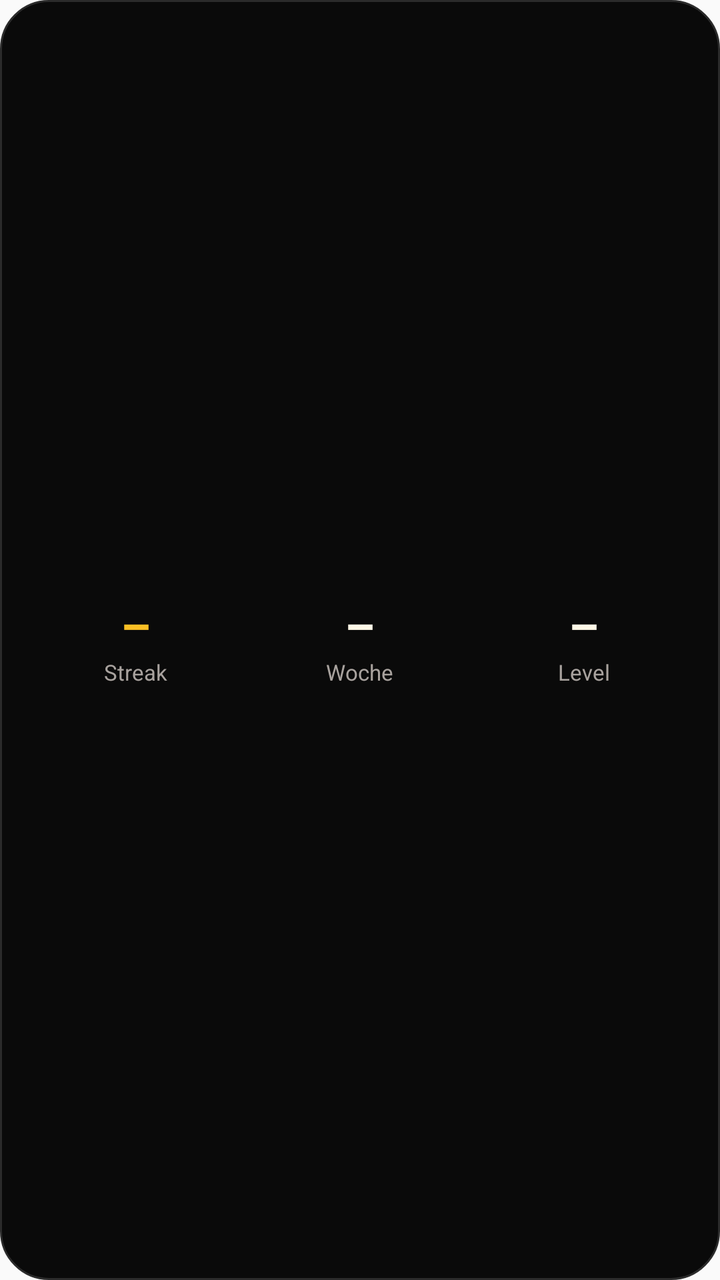
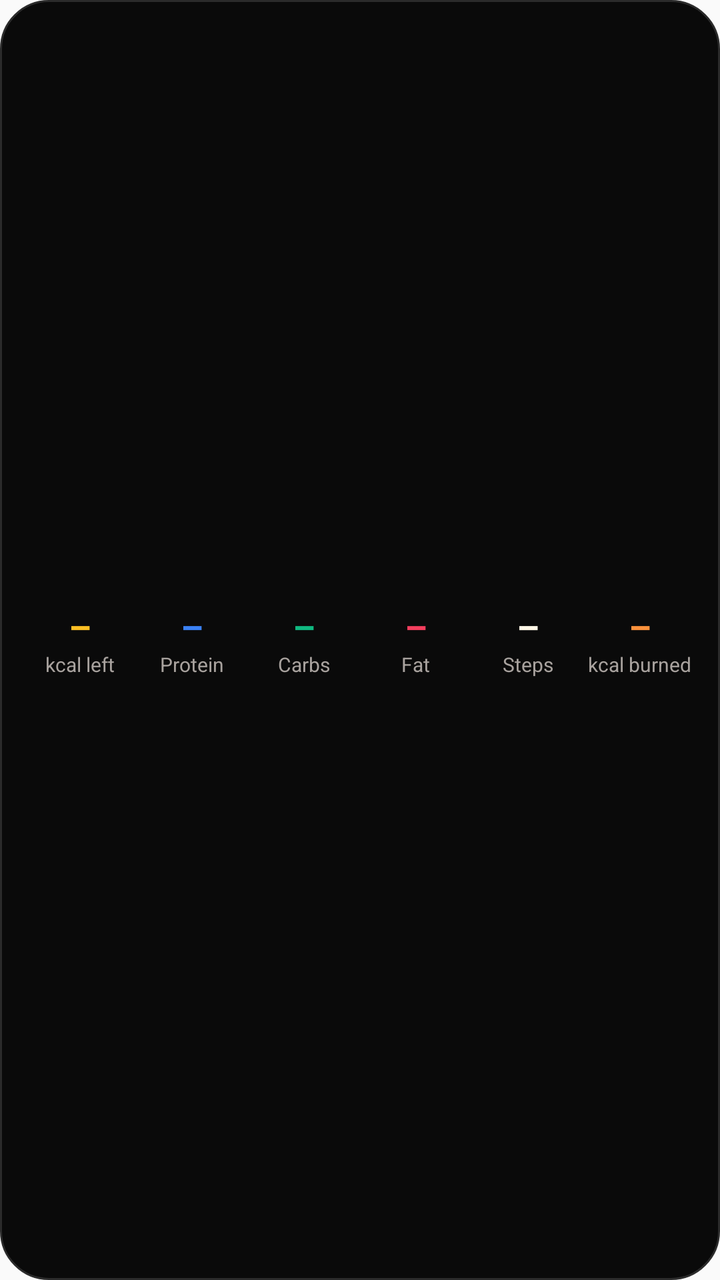

Compare the two renders of this Android layout. The source of the first and the diff that turns it into the second are given below.
<!-- AndroidManifest.xml: application theme AppTheme -->
<!-- res/layout/fullrep_widget.xml -->
<?xml version="1.0" encoding="utf-8"?>
<LinearLayout xmlns:android="http://schemas.android.com/apk/res/android"
    android:id="@+id/widget_wurzel"
    android:layout_width="match_parent"
    android:layout_height="match_parent"
    android:background="@drawable/fullrep_widget_grund"
    android:orientation="horizontal"
    android:padding="12dp"
    android:gravity="center">

    <LinearLayout
        android:layout_width="0dp"
        android:layout_height="wrap_content"
        android:layout_weight="1"
        android:orientation="vertical"
        android:gravity="center">
        <TextView
            android:id="@+id/widget_streak"
            android:layout_width="wrap_content"
            android:layout_height="wrap_content"
            android:textColor="#FBBF24"
            android:textSize="24sp"
            android:textStyle="bold"
            android:text="–" />
        <TextView
            android:layout_width="wrap_content"
            android:layout_height="wrap_content"
            android:textColor="#A8A29E"
            android:textSize="11sp"
            android:text="@string/widget_streak" />
    </LinearLayout>

    <LinearLayout
        android:layout_width="0dp"
        android:layout_height="wrap_content"
        android:layout_weight="1"
        android:orientation="vertical"
        android:gravity="center">
        <TextView
            android:id="@+id/widget_woche"
            android:layout_width="wrap_content"
            android:layout_height="wrap_content"
            android:textColor="#FFF8E7"
            android:textSize="24sp"
            android:textStyle="bold"
            android:text="–" />
        <TextView
            android:layout_width="wrap_content"
            android:layout_height="wrap_content"
            android:textColor="#A8A29E"
            android:textSize="11sp"
            android:text="@string/widget_woche" />
    </LinearLayout>

    <LinearLayout
        android:layout_width="0dp"
        android:layout_height="wrap_content"
        android:layout_weight="1"
        android:orientation="vertical"
        android:gravity="center">
        <TextView
            android:id="@+id/widget_level"
            android:layout_width="wrap_content"
            android:layout_height="wrap_content"
            android:textColor="#FFF8E7"
            android:textSize="24sp"
            android:textStyle="bold"
            android:text="–" />
        <TextView
            android:layout_width="wrap_content"
            android:layout_height="wrap_content"
            android:textColor="#A8A29E"
            android:textSize="11sp"
            android:text="@string/widget_level" />
    </LinearLayout>
</LinearLayout>
<!-- resources referenced by this layout -->
<resources>
  <!-- drawable fullrep_widget_grund (drawable) -->
  <?xml version="1.0" encoding="utf-8"?>
  <shape xmlns:android="http://schemas.android.com/apk/res/android">
      <solid android:color="#0A0A0A" />
      <corners android:radius="24dp" />
      <stroke android:width="1dp" android:color="#2B2B2B" />
  </shape>
  <string name="widget_level">Level</string>
  <string name="widget_streak">Streak</string>
  <string name="widget_woche">Woche</string>
  <style name="AppTheme" parent="Theme.AppCompat.Light.DarkActionBar">
          
          <item name="colorPrimary">@color/colorPrimary</item>
          <item name="colorPrimaryDark">@color/colorPrimaryDark</item>
          <item name="colorAccent">@color/colorAccent</item>
      </style>
</resources>

<!-- the commit's change to res/layout/fullrep_widget.xml (unified diff, before → after) -->
@@ -15,19 +15,21 @@
         android:orientation="vertical"
         android:gravity="center">
         <TextView
-            android:id="@+id/widget_streak"
+            android:id="@+id/widget_kcal_wert"
             android:layout_width="wrap_content"
             android:layout_height="wrap_content"
             android:textColor="#FBBF24"
-            android:textSize="24sp"
+            android:textSize="18sp"
             android:textStyle="bold"
+            android:maxLines="1"
             android:text="–" />
         <TextView
             android:layout_width="wrap_content"
             android:layout_height="wrap_content"
             android:textColor="#A8A29E"
-            android:textSize="11sp"
-            android:text="@string/widget_streak" />
+            android:textSize="10sp"
+            android:maxLines="1"
+            android:text="@string/widget_kcal" />
     </LinearLayout>
 
     <LinearLayout
@@ -37,19 +39,21 @@
         android:orientation="vertical"
         android:gravity="center">
         <TextView
-            android:id="@+id/widget_woche"
+            android:id="@+id/widget_protein_wert"
             android:layout_width="wrap_content"
             android:layout_height="wrap_content"
-            android:textColor="#FFF8E7"
-            android:textSize="24sp"
+            android:textColor="#3B82F6"
+            android:textSize="18sp"
             android:textStyle="bold"
+            android:maxLines="1"
             android:text="–" />
         <TextView
             android:layout_width="wrap_content"
             android:layout_height="wrap_content"
             android:textColor="#A8A29E"
-            android:textSize="11sp"
-            android:text="@string/widget_woche" />
+            android:textSize="10sp"
+            android:maxLines="1"
+            android:text="@string/widget_protein" />
     </LinearLayout>
 
     <LinearLayout
@@ -59,18 +63,92 @@
         android:orientation="vertical"
         android:gravity="center">
         <TextView
-            android:id="@+id/widget_level"
+            android:id="@+id/widget_carbs_wert"
             android:layout_width="wrap_content"
             android:layout_height="wrap_content"
-            android:textColor="#FFF8E7"
-            android:textSize="24sp"
+            android:textColor="#10B981"
+            android:textSize="18sp"
             android:textStyle="bold"
+            android:maxLines="1"
             android:text="–" />
         <TextView
             android:layout_width="wrap_content"
             android:layout_height="wrap_content"
             android:textColor="#A8A29E"
-            android:textSize="11sp"
-            android:text="@string/widget_level" />
+            android:textSize="10sp"
+            android:maxLines="1"
+            android:text="@string/widget_carbs" />
+    </LinearLayout>
+
+    <LinearLayout
+        android:layout_width="0dp"
+        android:layout_height="wrap_content"
+        android:layout_weight="1"
+        android:orientation="vertical"
+        android:gravity="center">
+        <TextView
+            android:id="@+id/widget_fat_wert"
+            android:layout_width="wrap_content"
+            android:layout_height="wrap_content"
+            android:textColor="#F43F5E"
+            android:textSize="18sp"
+            android:textStyle="bold"
+            android:maxLines="1"
+            android:text="–" />
+        <TextView
+            android:layout_width="wrap_content"
+            android:layout_height="wrap_content"
+            android:textColor="#A8A29E"
+            android:textSize="10sp"
+            android:maxLines="1"
+            android:text="@string/widget_fat" />
+    </LinearLayout>
+
+    <LinearLayout
+        android:layout_width="0dp"
+        android:layout_height="wrap_content"
+        android:layout_weight="1"
+        android:orientation="vertical"
+        android:gravity="center">
+        <TextView
+            android:id="@+id/widget_schritte_wert"
+            android:layout_width="wrap_content"
+            android:layout_height="wrap_content"
+            android:textColor="#FFF8E7"
+            android:textSize="18sp"
+            android:textStyle="bold"
+            android:maxLines="1"
+            android:text="–" />
+        <TextView
+            android:layout_width="wrap_content"
+            android:layout_height="wrap_content"
+            android:textColor="#A8A29E"
+            android:textSize="10sp"
+            android:maxLines="1"
+            android:text="@string/widget_schritte" />
+    </LinearLayout>
+
+    <LinearLayout
+        android:layout_width="0dp"
+        android:layout_height="wrap_content"
+        android:layout_weight="1"
+        android:orientation="vertical"
+        android:gravity="center">
+        <TextView
+            android:id="@+id/widget_verbrannt_wert"
+            android:layout_width="wrap_content"
+            android:layout_height="wrap_content"
+            android:textColor="#FB923C"
+            android:textSize="18sp"
+            android:textStyle="bold"
+            android:maxLines="1"
+            android:text="–" />
+        <TextView
+            android:layout_width="wrap_content"
+            android:layout_height="wrap_content"
+            android:textColor="#A8A29E"
+            android:textSize="10sp"
+            android:maxLines="1"
+            android:text="@string/widget_verbrannt" />
     </LinearLayout>
 </LinearLayout>
<!-- resource entries referenced after the edit -->
@@ -7,9 +7,12 @@
       <corners android:radius="24dp" />
       <stroke android:width="1dp" android:color="#2B2B2B" />
   </shape>
-  <string name="widget_level">Level</string>
-  <string name="widget_streak">Streak</string>
-  <string name="widget_woche">Woche</string>
+  <string name="widget_carbs">Carbs</string>
+  <string name="widget_fat">Fat</string>
+  <string name="widget_kcal">kcal left</string>
+  <string name="widget_protein">Protein</string>
+  <string name="widget_schritte">Steps</string>
+  <string name="widget_verbrannt">kcal burned</string>
   <style name="AppTheme" parent="Theme.AppCompat.Light.DarkActionBar">
           
           <item name="colorPrimary">@color/colorPrimary</item>
